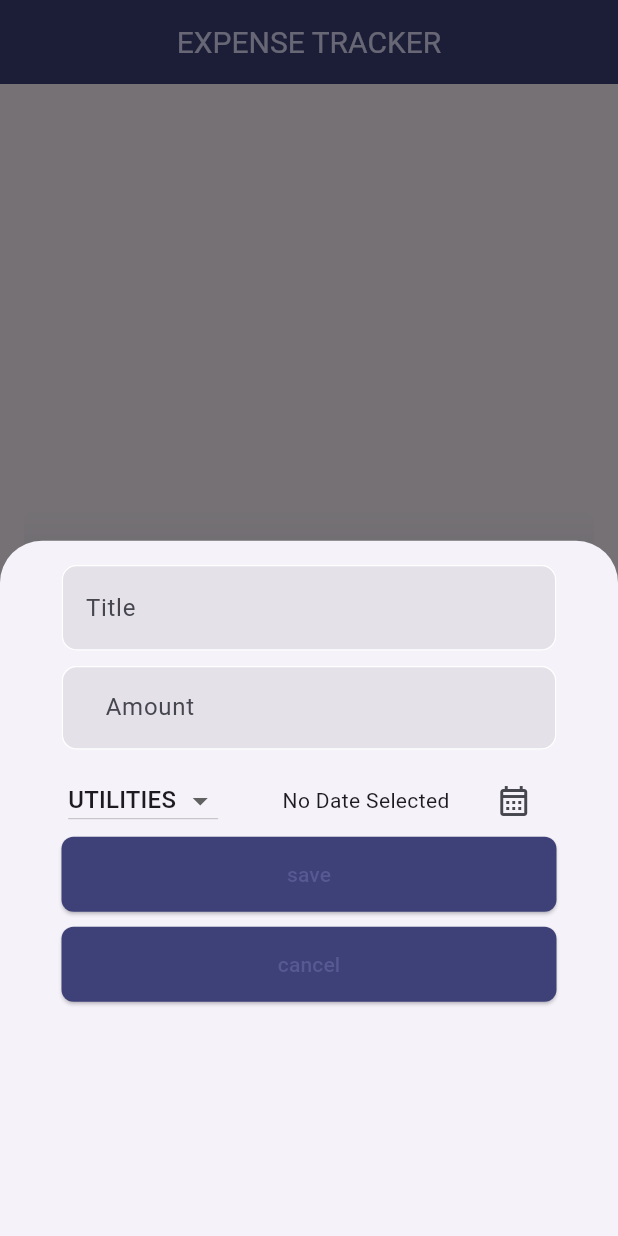
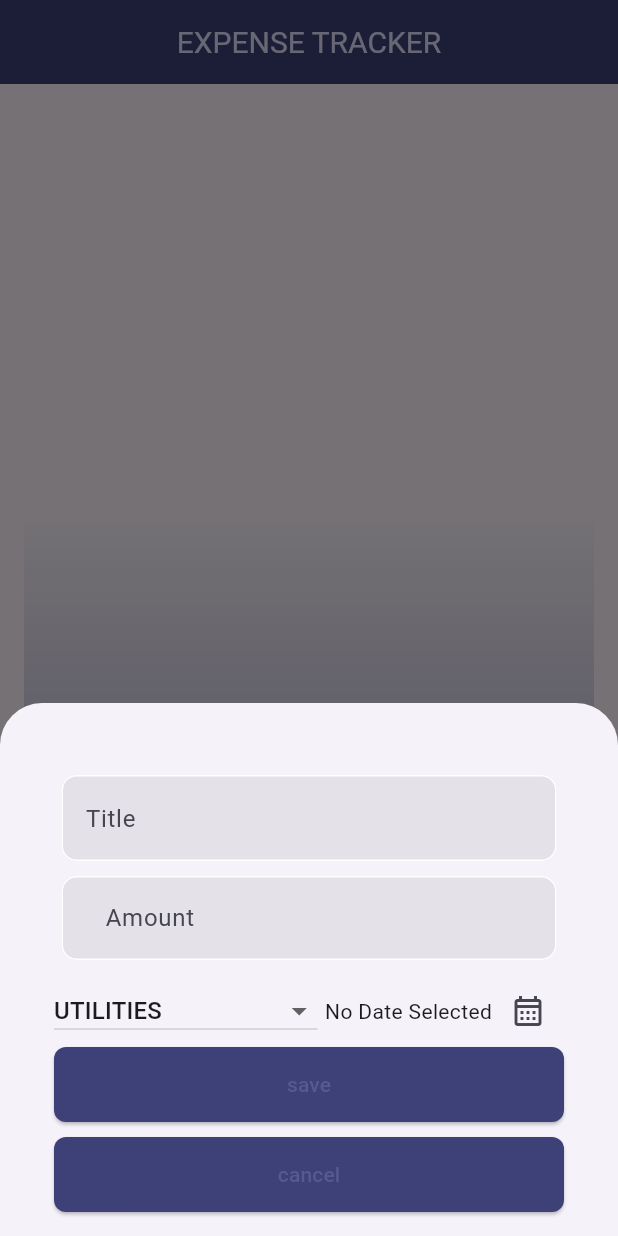
Before and after one commit to itsdwip/Flutter_Bootcamp_projects, a Flutter app: the screen it shows after launch, after a tap on the "add" icon, on a phone screen of 412 x 824 dp. Run offline on Flutter 3.47's test engine with Material 3 defaults, Android fonts, the phone set to English and light mode, and no system bars; our stand-ins replace gap.

Commit message:
Implement Responsive & Adaptive User Interfaces

```diff
--- a/expense_tracker/lib/components/chart.dart
+++ b/expense_tracker/lib/components/chart.dart
@@ -40,10 +40,12 @@ class Chart extends StatelessWidget {
 
   @override
   Widget build(BuildContext context) {
+    final width = MediaQuery.of(context).size.width;
+
     final isDarkMode =
         MediaQuery.of(context).platformBrightness == Brightness.dark;
     return Container(
-      margin: const EdgeInsets.all(16),
+      margin: width < 600 ? const EdgeInsets.all(16) : const EdgeInsets.all(3),
       padding: const EdgeInsets.symmetric(
         vertical: 16,
         horizontal: 8,
--- a/expense_tracker/lib/components/long_elevatedbutton_style.dart
+++ b/expense_tracker/lib/components/long_elevatedbutton_style.dart
@@ -12,7 +12,7 @@ class LongElevatedButton extends StatelessWidget {
   @override
   Widget build(BuildContext context) {
     return Padding(
-      padding: const EdgeInsets.symmetric(horizontal: 25.0),
+      padding: const EdgeInsets.symmetric(horizontal: 20.0),
       child: SizedBox(
         width: double.infinity,
         height: 50,
--- a/expense_tracker/lib/core.dart
+++ b/expense_tracker/lib/core.dart
@@ -10,3 +10,4 @@ export "package:expense_tracker/core.dart";
 export 'package:expense_tracker/components/expense_list_item.dart';
 export 'package:expense_tracker/components/long_elevatedbutton_style.dart';
 export 'package:expense_tracker/components/textfield_blueprint.dart';
+export 'package:flutter/services.dart';
--- a/expense_tracker/lib/pages/add_new_expense.dart
+++ b/expense_tracker/lib/pages/add_new_expense.dart
@@ -1,4 +1,9 @@
+import "dart:io";
+
 import "package:expense_tracker/core.dart";
+import "package:flutter/cupertino.dart";
+import "package:flutter/material.dart";
+import "package:flutter/widgets.dart";
 
 class NewExpense extends StatefulWidget {
   const NewExpense({
@@ -28,22 +33,55 @@ class _NewExpenseState extends State<NewExpense> {
     });
   }
 
+  void _showDialog() {
+    if (Platform.isIOS) {
+      showCupertinoDialog(
+        context: context,
+        builder: (context) {
+          return CupertinoAlertDialog(
+            title: const Text('Invalid Input'),
+            content: const Text(
+                'Please Make sure that You entered valid Title, Amount, Date '),
+            actions: [
+              TextButton(
+                  onPressed: () {
+                    Navigator.pop(context);
+                  },
+                  child: const Text('Okay'))
+            ],
+          );
+        },
+      );
+    } else {
+      (
+        showDialog(
+          context: context,
+          builder: (context) {
+            return AlertDialog.adaptive(
+              title: const Text('Invalid Input'),
+              content: const Text(
+                  'Please Make sure that You entered valid Title, Amount, Date '),
+              actions: [
+                TextButton(
+                    onPressed: () {
+                      Navigator.pop(context);
+                    },
+                    child: const Text('Okay'))
+              ],
+            );
+          },
+        ),
+      );
+    }
+  }
+
   void _submitExpenseData() {
     final enteredAmount = double.tryParse(_amountController.text);
     final amountIsInvalid = enteredAmount == null || enteredAmount <= 0;
     if (_tittleController.text.trim().isEmpty ||
         amountIsInvalid ||
         _selectedDate == null) {
-      showDialog(
-        context: context,
-        builder: (context) {
-          return const AlertDialog.adaptive(
-            title: Text('Invalid Input'),
-            content: Text(
-                'Please Make sure that You entered valid Title, Amount, Date '),
-          );
-        },
-      );
+      _showDialog();
       return;
     }
     widget.onAddExpense(
@@ -66,8 +104,17 @@ class _NewExpenseState extends State<NewExpense> {
 
   @override
   Widget build(BuildContext context) {
-    return Padding(
-      padding: const EdgeInsets.all(16),
+    return LayoutBuilder(
+      builder: (context, constraints) {
+        final width = constraints.maxWidth;
+        return SingleChildScrollView(
+          child: Padding(
+            padding: EdgeInsets.fromLTRB(
+              16,
+              48,
+              16,
+              MediaQuery.of(context).viewInsets.bottom + 16,
+            ),
             child: Column(
               children: [
                 TextFieldBlueprint(
@@ -89,8 +136,7 @@ class _NewExpenseState extends State<NewExpense> {
                   child: Row(
                     mainAxisAlignment: MainAxisAlignment.spaceAround,
                     children: [
-                SizedBox(
-                  width: 100,
+                      Expanded(
                         child: DropdownButton(
                           isDense: true,
                           borderRadius: BorderRadius.circular(30),
@@ -130,6 +176,28 @@ class _NewExpenseState extends State<NewExpense> {
                     ],
                   ),
                 ),
+                if (width >= 600)
+                  Row(
+                    children: [
+                      Expanded(
+                        child: LongElevatedButton(
+                          buttonTxt: 'save',
+                          onTap: _submitExpenseData,
+                        ),
+                      ),
+                      Expanded(
+                        child: LongElevatedButton(
+                          buttonTxt: 'cancel',
+                          onTap: () {
+                            Navigator.pop(context);
+                          },
+                        ),
+                      ),
+                    ],
+                  )
+                else
+                  Column(
+                    children: [
                       LongElevatedButton(
                         buttonTxt: 'save',
                         onTap: _submitExpenseData,
@@ -143,6 +211,11 @@ class _NewExpenseState extends State<NewExpense> {
                       ),
                     ],
                   ),
+              ],
+            ),
+          ),
+        );
+      },
     );
   }
 }
--- a/expense_tracker/lib/pages/home.dart
+++ b/expense_tracker/lib/pages/home.dart
@@ -13,6 +13,9 @@ class _HomeState extends State<Home> {
 
   void _openAddExpenseOverlay() {
     showModalBottomSheet(
+      useSafeArea: true,
+      isScrollControlled:
+          MediaQuery.of(context).size.width < 600 ? false : true,
       context: context,
       builder: (ctx) {
         return NewExpense(
@@ -53,8 +56,13 @@ class _HomeState extends State<Home> {
 
   @override
   Widget build(BuildContext context) {
+    final width = MediaQuery.of(context).size.width;
+
     Widget mainContent = const Center(
+      child: Padding(
+        padding: EdgeInsets.symmetric(horizontal: 30),
         child: Text('No expenses found. Start adding some!'),
+      ),
     );
     if (_registeredExpenses.isNotEmpty) {
       mainContent = Expanded(
@@ -75,10 +83,19 @@ class _HomeState extends State<Home> {
         ),
         centerTitle: true,
       ),
-      body: Column(
+      body: width < 600
+          ? Column(
               mainAxisAlignment: MainAxisAlignment.center,
               children: [
                 Chart(expenses: _registeredExpenses),
+                mainContent,
+              ],
+            )
+          : Row(
+              children: [
+                Expanded(
+                  child: Chart(expenses: _registeredExpenses),
+                ),
                 mainContent,
               ],
             ),
```
Also changed, not shown: expense_tracker/lib/components/expense_list.dart (+10 -5 lines), expense_tracker/lib/components/expense_list_item.dart (+9 -2 lines), expense_tracker/lib/main.dart (+8 -0 lines). Lines whose indentation alone changed are shown as unchanged.
